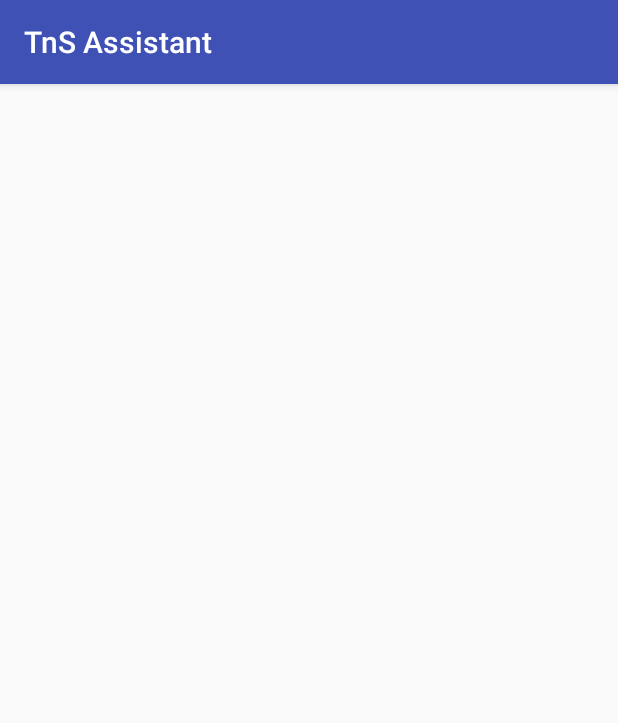
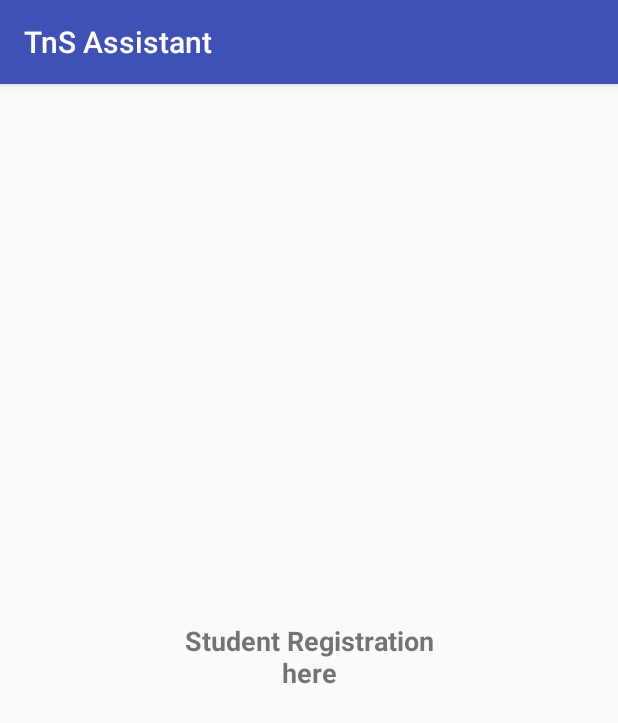
Before and after one commit to sarafinmahtab/TnS-Assistant, an Android app: the RegisterStudent screen opened directly, with no data from a screen before it, on a phone screen of 412 x 824 dp. Shown: the top 723 px of the screen. Run offline under Robolectric (Android 15) with nearby library versions, the phone set to English and light mode, and no system bars.

Commit message:
RegisterActivity Added

```diff
--- a/app/src/main/res/layout/activity_register_student.xml
+++ b/app/src/main/res/layout/activity_register_student.xml
@@ -1,9 +1,19 @@
 <?xml version="1.0" encoding="utf-8"?>
-<android.support.constraint.ConstraintLayout xmlns:android="http://schemas.android.com/apk/res/android"
+<RelativeLayout xmlns:android="http://schemas.android.com/apk/res/android"
     xmlns:app="http://schemas.android.com/apk/res-auto"
     xmlns:tools="http://schemas.android.com/tools"
     android:layout_width="match_parent"
     android:layout_height="match_parent"
     tools:context="com.sarafinmahtab.tnsassistant.student.RegisterStudent">
 
-</android.support.constraint.ConstraintLayout>
+    <TextView
+        android:id="@+id/student"
+        android:layout_width="200dp"
+        android:layout_height="50dp"
+        android:layout_centerHorizontal="true"
+        android:layout_centerVertical="true"
+        android:text="Student Registration here"
+        android:textAlignment="center"
+        android:textSize="18sp"
+        android:textStyle="bold" />
+</RelativeLayout>
```
Also changed, not shown: app/src/main/AndroidManifest.xml (+12 -3 lines), app/src/main/java/com/sarafinmahtab/tnsassistant/LoginActivity.java (+49 -9 lines), app/src/main/res/layout/activity_register_teacher.xml (+12 -2 lines).
